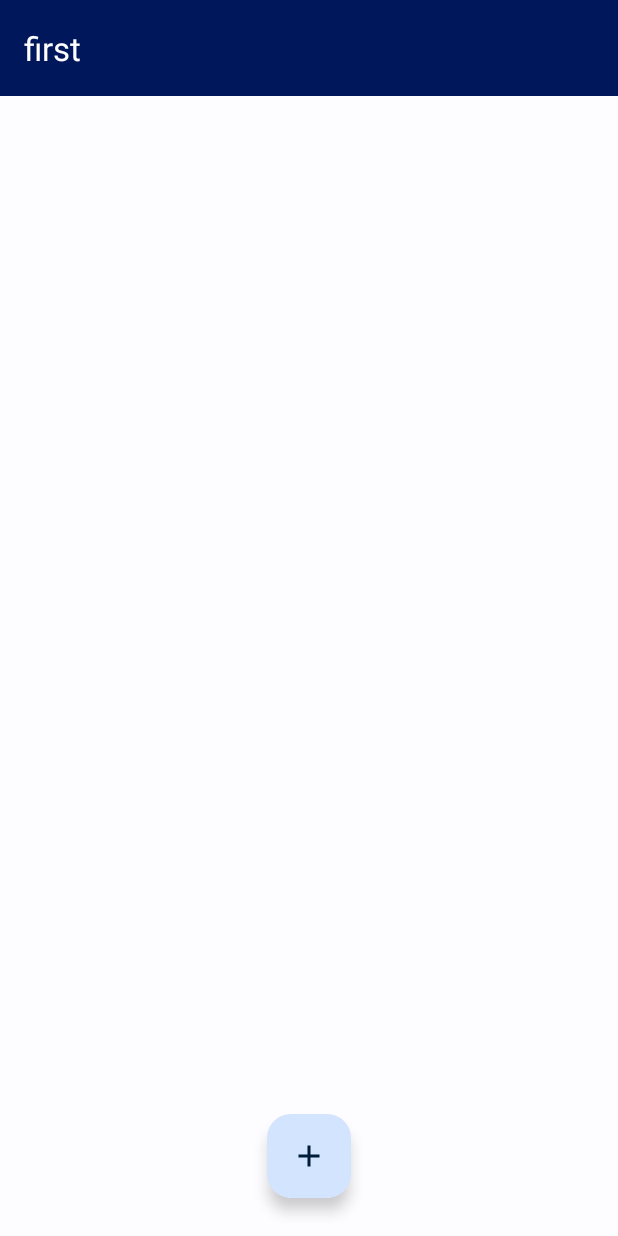
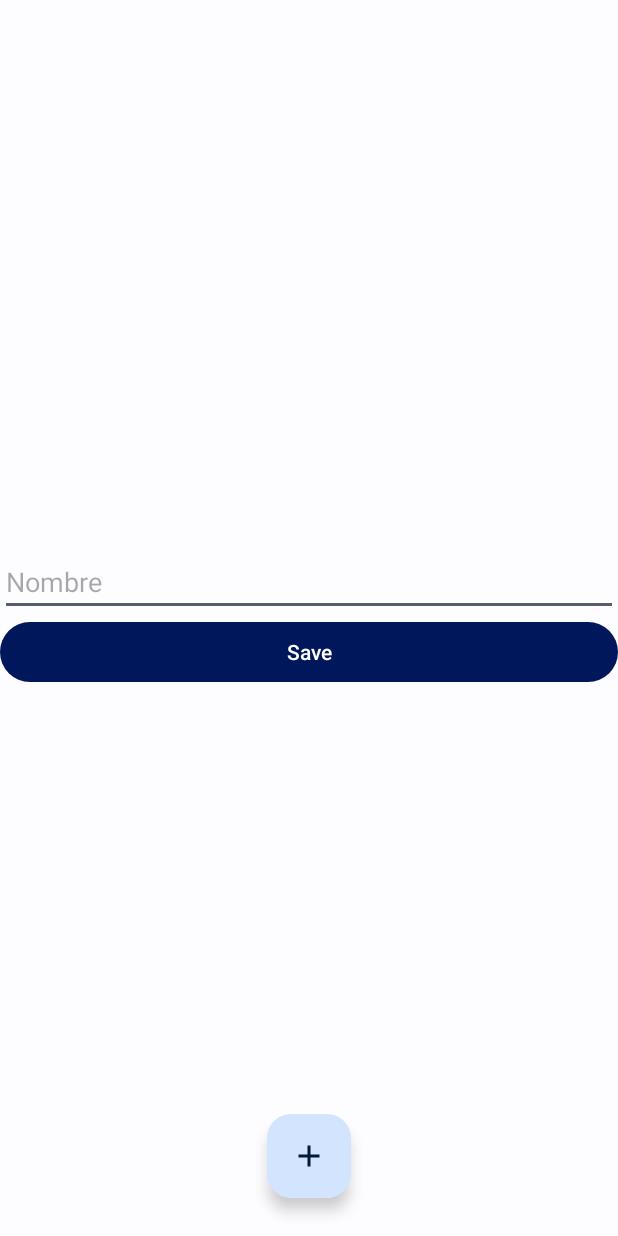
Before and after one commit to CUJuanPablo/ApplyKotlin, an Android app: the screen it shows after launch (StoresActivity), on a phone screen of 412 x 824 dp. Run offline under Robolectric (Android 15) with nearby library versions, the phone set to English and light mode, and no system bars; our stand-ins replace Room's generated code.

Commit message:
(build) db: Fragment data transaction

```diff
--- a/app/src/main/java/com/zigmab/first/DB/StoreAplication.kt
+++ b/app/src/main/java/com/zigmab/first/DB/StoreAplication.kt
@@ -2,6 +2,8 @@ package com.zigmab.first.DB
 
 import android.app.Application
 import androidx.room.Room
+import androidx.room.migration.Migration
+import androidx.sqlite.db.SupportSQLiteDatabase
 
 class StoreAplication : Application() {
     companion object{
@@ -10,10 +12,20 @@ class StoreAplication : Application() {
 
     override fun onCreate() {
         super.onCreate()
+
+        //SE CREA LA MIGRACION Y LA SENTENCIA DENTRO DE PARA AGREGARLO AL BUILDER DE LA DBD
+        val MIGRATION_1_2 = object : Migration(1, 2) {
+            override fun migrate(db: SupportSQLiteDatabase) {
+                 db.execSQL( "ALTER TABLE StoreEntity ADD COLUMN photoURL TEXT NOT NULL DEFAULT '' " )
+            }
+        }
+
+        //BUILDER DE LA APP
         database = Room.databaseBuilder(
             this,
             StoreDatabase::class.java,
             "StoreDatabase")
+            .addMigrations( MIGRATION_1_2 )
         .build()
     }
 }
--- a/app/src/main/java/com/zigmab/first/DB/StoreDatabase.kt
+++ b/app/src/main/java/com/zigmab/first/DB/StoreDatabase.kt
@@ -5,7 +5,9 @@ import androidx.room.RoomDatabase
 import com.zigmab.first.Entidades.StoreEntity
 import com.zigmab.first.Intefaces.StoreDAO
 
-@Database(entities = arrayOf(StoreEntity::class), version = 1)
+//PATRON SINGLETON
+//Aqui se cambia la version de la bd de la aplicacion
+@Database(entities = arrayOf(StoreEntity::class), version = 2)
 abstract class StoreDatabase : RoomDatabase() {
 
     abstract fun storeDao():StoreDAO
--- a/app/src/main/java/com/zigmab/first/Intefaces/StoreDAO.kt
+++ b/app/src/main/java/com/zigmab/first/Intefaces/StoreDAO.kt
@@ -22,4 +22,7 @@ interface StoreDAO {
     @Delete
     fun Delete(store: StoreEntity)
 
+    @Query(" SELECT * FROM StoreEntity WHERE id = :id")
+    fun getStoreById( id : Long):StoreEntity
+
 }
--- /dev/null
+++ b/app/src/main/res/drawable/ic_favorite.xml
@@ -0,0 +1,5 @@
+<vector xmlns:android="http://schemas.android.com/apk/res/android" android:height="24dp" android:tint="#000000" android:viewportHeight="24" android:viewportWidth="24" android:width="24dp">
+
+    <path android:fillColor="@android:color/white" android:pathData="M12,21.35l-1.45,-1.32C5.4,15.36 2,12.28 2,8.5 2,5.42 4.42,3 7.5,3c1.74,0 3.41,0.81 4.5,2.09C13.09,3.81 14.76,3 16.5,3 19.58,3 22,5.42 22,8.5c0,3.78 -3.4,6.86 -8.55,11.54L12,21.35z"/>
+
+</vector>
--- /dev/null
+++ b/app/src/main/res/drawable/ic_favorite_outline.xml
@@ -0,0 +1,5 @@
+<vector xmlns:android="http://schemas.android.com/apk/res/android" android:height="24dp" android:tint="#000000" android:viewportHeight="960" android:viewportWidth="960" android:width="24dp">
+
+    <path android:fillColor="@android:color/white" android:pathData="M480,840L422,788Q321,697 255,631Q189,565 150,512.5Q111,460 95.5,416Q80,372 80,326Q80,232 143,169Q206,106 300,106Q352,106 399,128Q446,150 480,190Q514,150 561,128Q608,106 660,106Q754,106 817,169Q880,232 880,326Q880,372 864.5,416Q849,460 810,512.5Q771,565 705,631Q639,697 538,788L480,840ZM480,732Q576,646 638,584.5Q700,523 736,477.5Q772,432 786,396.5Q800,361 800,326Q800,266 760,226Q720,186 660,186Q613,186 573,212.5Q533,239 518,280L518,280L442,280L442,280Q427,239 387,212.5Q347,186 300,186Q240,186 200,226Q160,266 160,326Q160,361 174,396.5Q188,432 224,477.5Q260,523 322,584.5Q384,646 480,732ZM480,459Q480,459 480,459Q480,459 480,459Q480,459 480,459Q480,459 480,459Q480,459 480,459Q480,459 480,459Q480,459 480,459Q480,459 480,459L480,459L480,459L480,459Q480,459 480,459Q480,459 480,459Q480,459 480,459Q480,459 480,459Q480,459 480,459Q480,459 480,459Q480,459 480,459Q480,459 480,459Z"/>
+
+</vector>
--- a/app/src/main/res/layout/activity_stores.xml
+++ b/app/src/main/res/layout/activity_stores.xml
@@ -9,6 +9,7 @@
     tools:context=".Acivities.Stores.StoresActivity">
 
     <com.google.android.material.appbar.AppBarLayout
+        android:visibility="gone"
         android:id="@+id/appbar"
         android:layout_width="match_parent"
         android:layout_height="wrap_content"
@@ -36,7 +37,6 @@
 
 
         <EditText
-            android:visibility="gone"
             android:id="@+id/txtnombre"
             android:layout_width="match_parent"
             android:layout_height="wrap_content"
@@ -44,7 +44,6 @@
             />
 
         <com.google.android.material.button.MaterialButton
-            android:visibility="gone"
             android:id="@+id/btnsave"
             android:layout_width="match_parent"
             android:layout_height="wrap_content"
```
Also changed, not shown: app/src/main/java/com/zigmab/first/Acivities/Stores/StoreFragment.kt (+32 -0 lines), app/src/main/java/com/zigmab/first/Acivities/Stores/StoresActivity.kt (+9 -2 lines), app/src/main/java/com/zigmab/first/Entidades/StoreEntity.kt (+4 -3 lines).
